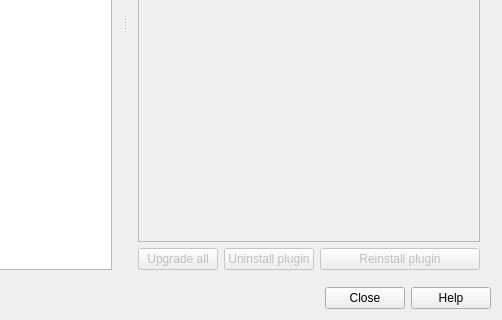
Qt form src/ui/qgspluginmanagerbase.ui (nextgis/nextgisqgis) before a commit; both pictures show x 294 to 796 and y 274 to 594 of the 796 by 594 pixel window.
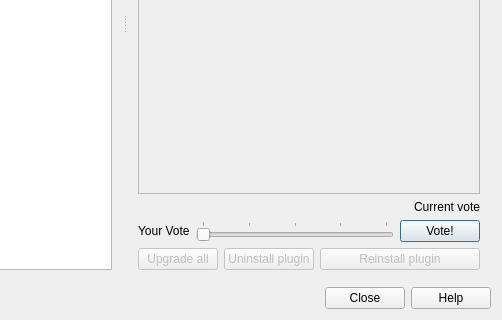
The same form after that commit. Icons and pictures are not drawn. Custom widgets are drawn as their Qt base class.

Diff of the .ui file:
```diff
--- a/src/ui/qgspluginmanagerbase.ui
+++ b/src/ui/qgspluginmanagerbase.ui
@@ -371,6 +371,12 @@
                   </property>
                   <item>
                    <widget class="QgsWebView" name="wvDetails" native="true">
+                    <property name="sizePolicy">
+                     <sizepolicy hsizetype="Preferred" vsizetype="Expanding">
+                      <horstretch>0</horstretch>
+                      <verstretch>0</verstretch>
+                     </sizepolicy>
+                    </property>
                     <property name="url" stdset="0">
                      <url>
                       <string>about:blank</string>
@@ -381,6 +387,59 @@
                  </layout>
                 </widget>
                </item>
+               <item>
+                <layout class="QGridLayout" name="gridLayout">
+                 <property name="sizeConstraint">
+                  <enum>QLayout::SetMinimumSize</enum>
+                 </property>
+                 <item row="1" column="1">
+                  <widget class="QSlider" name="voteSlider">
+                   <property name="minimum">
+                    <number>1</number>
+                   </property>
+                   <property name="maximum">
+                    <number>5</number>
+                   </property>
+                   <property name="pageStep">
+                    <number>1</number>
+                   </property>
+                   <property name="orientation">
+                    <enum>Qt::Horizontal</enum>
+                   </property>
+                   <property name="tickPosition">
+                    <enum>QSlider::TicksAbove</enum>
+                   </property>
+                   <property name="tickInterval">
+                    <number>1</number>
+                   </property>
+                  </widget>
+                 </item>
+                 <item row="1" column="2">
+                  <widget class="QPushButton" name="voteSubmit">
+                   <property name="text">
+                    <string>Vote!</string>
+                   </property>
+                  </widget>
+                 </item>
+                 <item row="1" column="0">
+                  <widget class="QLabel" name="voteLabel">
+                   <property name="text">
+                    <string>Your Vote</string>
+                   </property>
+                  </widget>
+                 </item>
+                 <item row="0" column="0" colspan="3">
+                  <widget class="QLabel" name="voteRating">
+                   <property name="text">
+                    <string>Current vote</string>
+                   </property>
+                   <property name="alignment">
+                    <set>Qt::AlignRight|Qt::AlignTrailing|Qt::AlignVCenter</set>
+                   </property>
+                  </widget>
+                 </item>
+                </layout>
+               </item>
                <item>
                 <layout class="QHBoxLayout" name="horizontalLayout_6">
                  <item>
```
Left out of the diff: 7 changed lines with no effect on the pictures.
